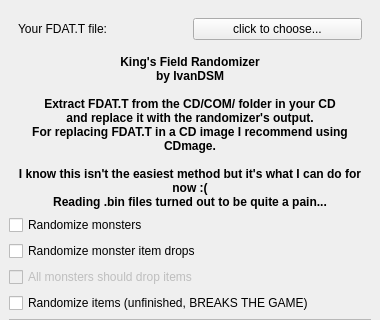
IvanDSM/KingsFieldRE, file Tools/KFRandomizer/mainwindow.ui: the form before one commit; both pictures show x 0 to 380 and y 0 to 320 of the 380 by 460 pixel window.
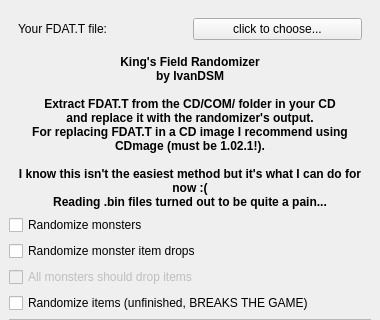
The form after the commit. Icons and pictures are not drawn.

```diff
--- a/Tools/KFRandomizer/mainwindow.ui
+++ b/Tools/KFRandomizer/mainwindow.ui
@@ -77,7 +77,7 @@
 
 Extract FDAT.T from the CD/COM/ folder in your CD
 and replace it with the randomizer's output.
-For replacing FDAT.T in a CD image I recommend using CDmage.
+For replacing FDAT.T in a CD image I recommend using CDmage (must be 1.02.1!).
 
 I know this isn't the easiest method but it's what I can do for now :(
 Reading .bin files turned out to be quite a pain...</string>
```
Left out of the diff: 2 changed lines with no effect on the pictures.
